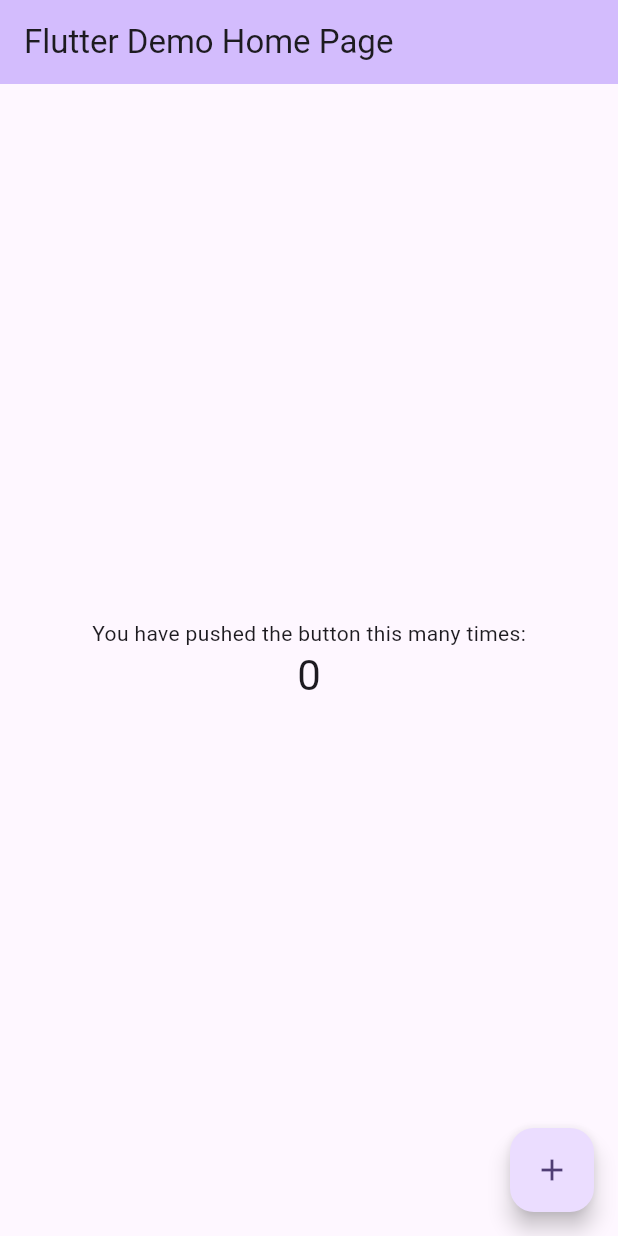
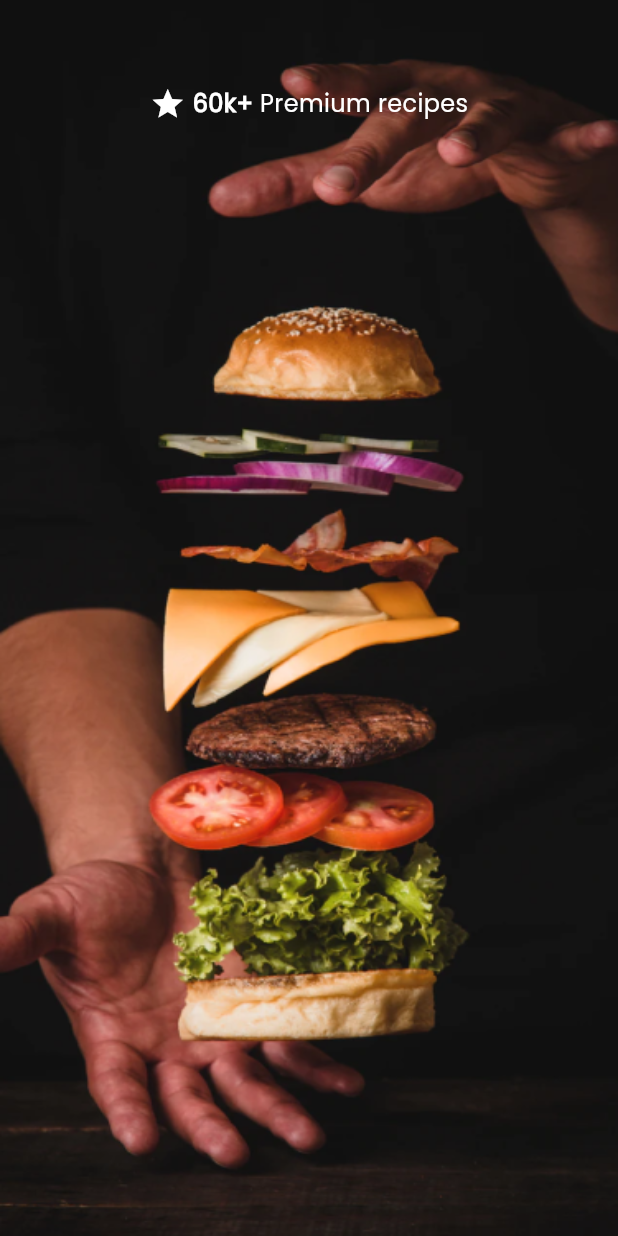
Before and after one commit to AmmarZeineh/recipe_app, a Flutter app: the screen it shows after launch, on a phone screen of 412 x 824 dp. Run offline on Flutter 3.47's test engine with Material 3 defaults, Android fonts, the phone set to English and light mode, and no system bars; our stand-ins replace go_router.

Commit message:
create splash view header

```diff
--- a/lib/core/utils/app_fonts.dart
+++ b/lib/core/utils/app_fonts.dart
@@ -100,7 +100,7 @@ double getResponsiveFontSize(context, {required double fontSize}) {
   double scaleFactor = getScaleFactor(context);
   double responsiveFontSize = fontSize * scaleFactor;
 
-  double lowerLimit = fontSize * .8;
+  double lowerLimit = fontSize;
   double upperLimit = fontSize * 1.2;
 
   return responsiveFontSize.clamp(lowerLimit, upperLimit);
--- /dev/null
+++ b/lib/core/utils/app_router.dart
@@ -0,0 +1,22 @@
+import 'package:flutter/material.dart';
+import 'package:go_router/go_router.dart';
+import 'package:recipe_app/features/home/presentation/views/home_view.dart';
+import 'package:recipe_app/features/splash/presentation/views/splash_view.dart';
+
+abstract class AppRouter {
+  static const kHomeView = '/homeView';
+  static final GoRouter router = GoRouter(
+    routes: [
+      GoRoute(
+        path: '/',
+        builder: (BuildContext context, GoRouterState state) =>
+            const SplashView(),
+      ),
+      GoRoute(
+        path: kHomeView,
+        builder: (BuildContext context, GoRouterState state) =>
+            const HomeView(),
+      ),
+    ],
+  );
+}
--- /dev/null
+++ b/lib/features/home/presentation/views/home_view.dart
@@ -0,0 +1,13 @@
+import 'package:flutter/material.dart';
+import 'package:recipe_app/features/home/presentation/views/widgets/home_view_body.dart';
+
+class HomeView extends StatelessWidget {
+  const HomeView({super.key});
+
+  @override
+  Widget build(BuildContext context) {
+    return const Scaffold(
+      body: HomeViewBody(),
+    );
+  }
+}
--- /dev/null
+++ b/lib/features/home/presentation/views/widgets/home_view_body.dart
@@ -0,0 +1,10 @@
+import 'package:flutter/material.dart';
+
+class HomeViewBody extends StatelessWidget {
+  const HomeViewBody({super.key});
+
+  @override
+  Widget build(BuildContext context) {
+    return const Placeholder();
+  }
+}
--- /dev/null
+++ b/lib/features/splash/presentation/views/splash_view.dart
@@ -0,0 +1,13 @@
+import 'package:flutter/material.dart';
+import 'package:recipe_app/features/splash/presentation/views/widgets/splash_view_body.dart';
+
+class SplashView extends StatelessWidget {
+  const SplashView({super.key});
+
+  @override
+  Widget build(BuildContext context) {
+    return const Scaffold(
+      body: SplashViewBody(),
+    );
+  }
+}
--- /dev/null
+++ b/lib/features/splash/presentation/views/widgets/splash_view_body.dart
@@ -0,0 +1,37 @@
+import 'package:flutter/material.dart';
+import 'package:recipe_app/core/utils/app_colors.dart';
+import 'package:recipe_app/core/utils/app_fonts.dart';
+import 'package:recipe_app/core/utils/app_images.dart';
+import 'package:recipe_app/features/splash/presentation/views/widgets/splash_view_header.dart';
+
+class SplashViewBody extends StatelessWidget {
+  const SplashViewBody({super.key});
+
+  @override
+  Widget build(BuildContext context) {
+    return Scaffold(
+        body: SafeArea(
+      child: Stack(
+        children: [
+          Image.asset(
+            fit: BoxFit.fill,
+            Assets.coreAssetsImagesAppStarting,
+            height: double.infinity,
+            width: double.infinity,
+          ),
+          Align(
+            alignment: Alignment.topCenter,
+            child: Column(
+              children: [
+                const SizedBox(
+                  height: 57,
+                ),
+                const SplashViewHeader(),
+              ],
+            ),
+          ),
+        ],
+      ),
+    ));
+  }
+}
--- /dev/null
+++ b/lib/features/splash/presentation/views/widgets/splash_view_header.dart
@@ -0,0 +1,32 @@
+import 'package:flutter/material.dart';
+import 'package:recipe_app/core/utils/app_colors.dart';
+import 'package:recipe_app/core/utils/app_fonts.dart';
+
+class SplashViewHeader extends StatelessWidget {
+  const SplashViewHeader({
+    super.key,
+  });
+
+  @override
+  Widget build(BuildContext context) {
+    return Row(
+      mainAxisSize: MainAxisSize.min,
+      children: [
+        const Icon(
+          Icons.star,
+          color: Colors.white,
+        ),
+        Text(
+          ' 60k+',
+          style: AppFonts.styleBold16(context).copyWith(
+              fontWeight: FontWeight.w600, color: AppColors.neutral.white),
+        ),
+        Text(
+          ' Premium recipes',
+          style: AppFonts.styleBold16(context).copyWith(
+              fontWeight: FontWeight.w400, color: AppColors.neutral.white),
+        ),
+      ],
+    );
+  }
+}
--- a/lib/main.dart
+++ b/lib/main.dart
@@ -1,4 +1,5 @@
 import 'package:flutter/material.dart';
+import 'package:recipe_app/core/utils/app_router.dart';
 
 void main() {
   runApp(const RecipeApp());
@@ -10,116 +11,9 @@ class RecipeApp extends StatelessWidget {
   // This widget is the root of your application.
   @override
   Widget build(BuildContext context) {
-    return MaterialApp(
-      title: 'Flutter Demo',
-      theme: ThemeData(
-        // This is the theme of your application.
-        //
-        // TRY THIS: Try running your application with "flutter run". You'll see
-        // the application has a purple toolbar. Then, without quitting the app,
-        // try changing the seedColor in the colorScheme below to Colors.green
-        // and then invoke "hot reload" (save your changes or press the "hot
-        // reload" button in a Flutter-supported IDE, or press "r" if you used
-        // the command line to start the app).
-        //
-        // Notice that the counter didn't reset back to zero; the application
-        // state is not lost during the reload. To reset the state, use hot
-        // restart instead.
-        //
-        // This works for code too, not just values: Most code changes can be
-        // tested with just a hot reload.
-        colorScheme: ColorScheme.fromSeed(seedColor: Colors.deepPurple),
-        useMaterial3: true,
-      ),
-      home: const MyHomePage(title: 'Flutter Demo Home Page'),
+    return MaterialApp.router(
+      debugShowCheckedModeBanner: false,
+      routerConfig: AppRouter.router,
     );
   }
 }
-
-class MyHomePage extends StatefulWidget {
-  const MyHomePage({super.key, required this.title});
-
-  // This widget is the home page of your application. It is stateful, meaning
-  // that it has a State object (defined below) that contains fields that affect
-  // how it looks.
-
-  // This class is the configuration for the state. It holds the values (in this
-  // case the title) provided by the parent (in this case the App widget) and
-  // used by the build method of the State. Fields in a Widget subclass are
-  // always marked "final".
-
-  final String title;
-
-  @override
-  State<MyHomePage> createState() => _MyHomePageState();
-}
-
-class _MyHomePageState extends State<MyHomePage> {
-  int _counter = 0;
-
-  void _incrementCounter() {
-    setState(() {
-      // This call to setState tells the Flutter framework that something has
-      // changed in this State, which causes it to rerun the build method below
-      // so that the display can reflect the updated values. If we changed
-      // _counter without calling setState(), then the build method would not be
-      // called again, and so nothing would appear to happen.
-      _counter++;
-    });
-  }
-
-  @override
-  Widget build(BuildContext context) {
-    // This method is rerun every time setState is called, for instance as done
-    // by the _incrementCounter method above.
-    //
-    // The Flutter framework has been optimized to make rerunning build methods
-    // fast, so that you can just rebuild anything that needs updating rather
-    // than having to individually change instances of widgets.
-    return Scaffold(
-      appBar: AppBar(
-        // TRY THIS: Try changing the color here to a specific color (to
-        // Colors.amber, perhaps?) and trigger a hot reload to see the AppBar
-        // change color while the other colors stay the same.
-        backgroundColor: Theme.of(context).colorScheme.inversePrimary,
-        // Here we take the value from the MyHomePage object that was created by
-        // the App.build method, and use it to set our appbar title.
-        title: Text(widget.title),
-      ),
-      body: Center(
-        // Center is a layout widget. It takes a single child and positions it
-        // in the middle of the parent.
-        child: Column(
-          // Column is also a layout widget. It takes a list of children and
-          // arranges them vertically. By default, it sizes itself to fit its
-          // children horizontally, and tries to be as tall as its parent.
-          //
-          // Column has various properties to control how it sizes itself and
-          // how it positions its children. Here we use mainAxisAlignment to
-          // center the children vertically; the main axis here is the vertical
-          // axis because Columns are vertical (the cross axis would be
-          // horizontal).
-          //
-          // TRY THIS: Invoke "debug painting" (choose the "Toggle Debug Paint"
-          // action in the IDE, or press "p" in the console), to see the
-          // wireframe for each widget.
-          mainAxisAlignment: MainAxisAlignment.center,
-          children: <Widget>[
-            const Text(
-              'You have pushed the button this many times:',
-            ),
-            Text(
-              '$_counter',
-              style: Theme.of(context).textTheme.headlineMedium,
-            ),
-          ],
-        ),
-      ),
-      floatingActionButton: FloatingActionButton(
-        onPressed: _incrementCounter,
-        tooltip: 'Increment',
-        child: const Icon(Icons.add),
-      ), // This trailing comma makes auto-formatting nicer for build methods.
-    );
-  }
-}
```
Also changed, not shown: pubspec.yaml (+4 -16 lines), pubspec.lock.
